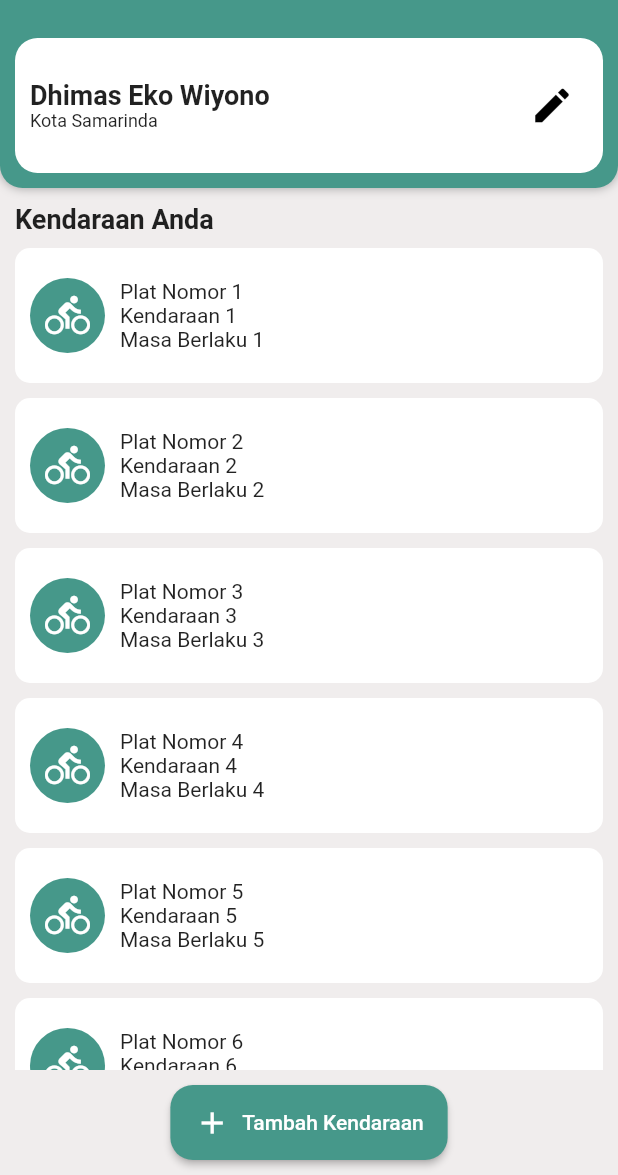
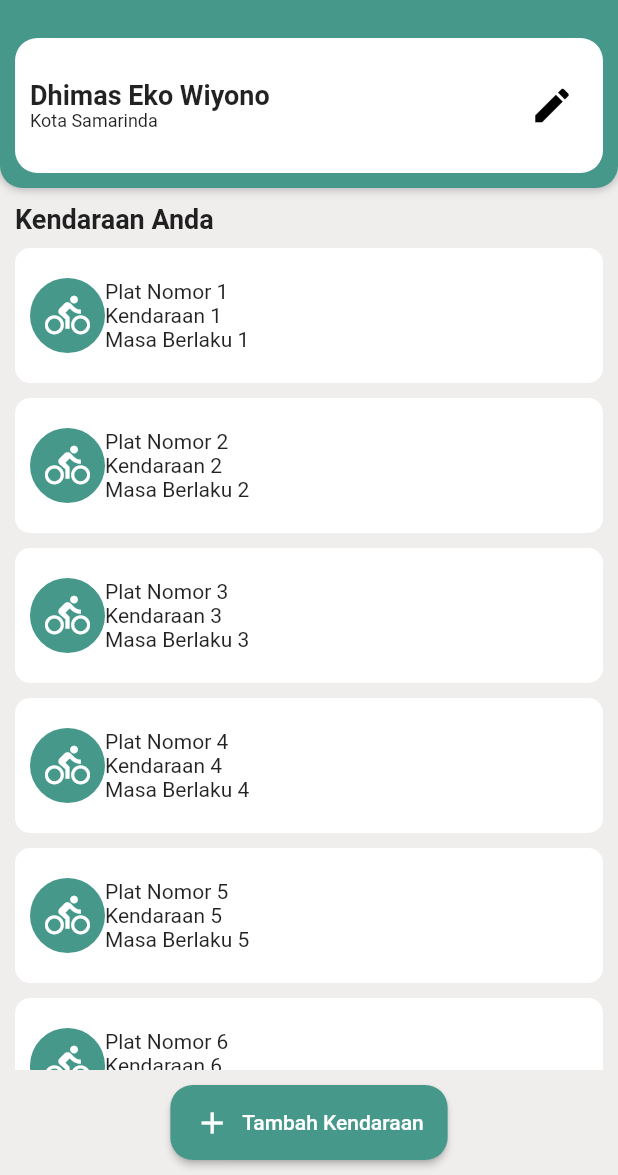
Before and after one commit to IkhwanWahyudi/MobiTax, a Flutter app: the MyHomePage screen opened directly, on a phone screen of 412 x 824 dp, the part 61-1236 px from its top. Run offline on Flutter 3.47's test engine with Material 2 defaults, Android fonts, the light colour scheme and no system bars.

```diff
--- a/lib/home_page.dart
+++ b/lib/home_page.dart
@@ -181,7 +181,6 @@ class MyHomePage extends StatelessWidget {
                                   ),
                                 ),
                                 Container(
-                                  margin: EdgeInsets.only(left: 10),
                                   child: Column(
                                     crossAxisAlignment: CrossAxisAlignment.start,
                                     mainAxisAlignment: MainAxisAlignment.center,
```
